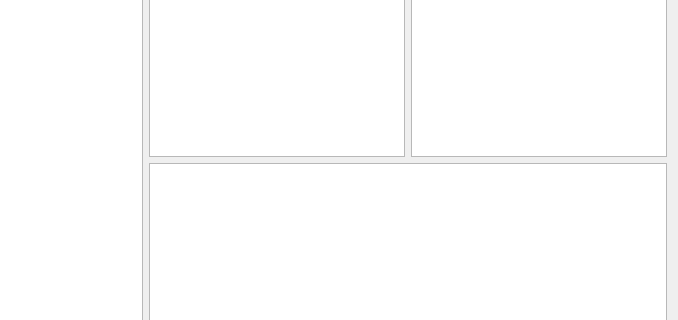
aqssxlzc/managaTranslaterHelper, file mainwindow.ui: the form before one commit; both pictures show x 352 to 1030 and y 167 to 487 of the 1030 by 685 pixel window.
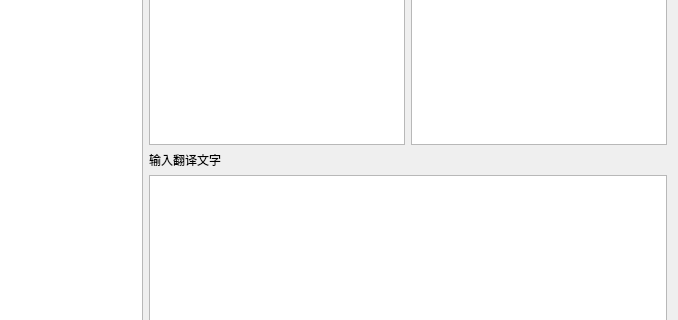
The form after the commit.

Diff of the .ui file:
```diff
--- a/mainwindow.ui
+++ b/mainwindow.ui
@@ -64,6 +64,16 @@
           </item>
          </layout>
         </item>
+        <item>
+         <layout class="QVBoxLayout" name="verticalLayout_5"/>
+        </item>
+        <item>
+         <widget class="QLabel" name="label">
+          <property name="text">
+           <string>输入翻译文字</string>
+          </property>
+         </widget>
+        </item>
         <item>
          <widget class="QTextEdit" name="transEdit"/>
         </item>
```
Left out of the diff: 2 changed lines with no effect on the pictures.
